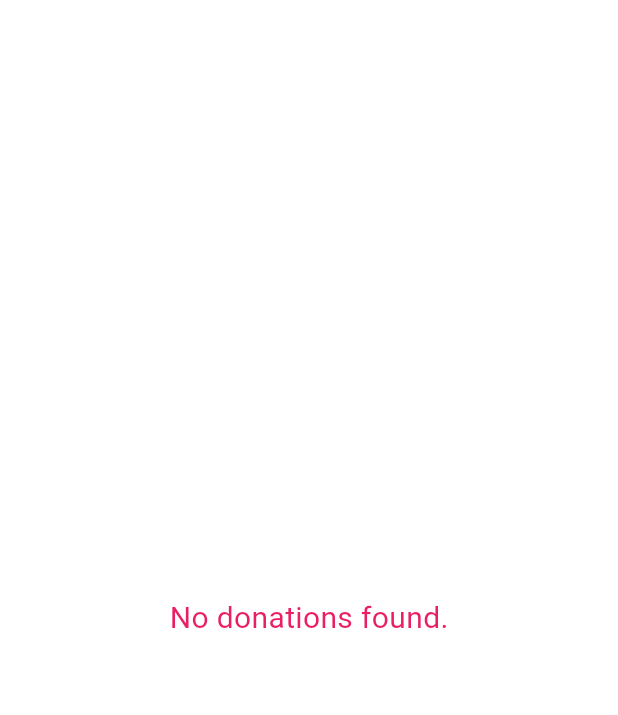
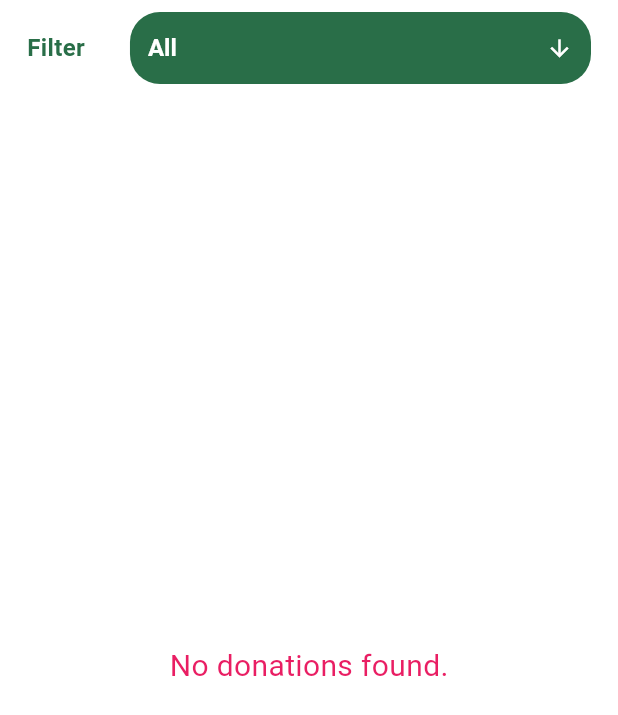
Before and after one commit to ICS-CMSC-23/project-Vivekjeet, a Flutter app: the DonorDonations screen opened directly, on a phone screen of 412 x 824 dp. Shown: the top 715 px of the screen. Run offline on Flutter 3.47's test engine with Material 3 defaults, Android fonts, the phone set to English and light mode, and no system bars; our stand-ins replace cloud_firestore, email_validator, firebase_auth, firebase_core, firebase_storage, google_nav_bar and 5 more; missing offline and left inert: flutter_barcode_scanner, telephony; accounts and stored records are empty.

Commit message:
feat: added filtering

```diff
--- a/project/lib/screens/donor/donor_donations.dart
+++ b/project/lib/screens/donor/donor_donations.dart
@@ -1,125 +1,3 @@
-// import 'package:flutter/material.dart';
-// import 'package:project/providers/donation_provider.dart';
-// import 'package:provider/provider.dart';
-// import 'package:firebase_auth/firebase_auth.dart';
-// import 'package:cloud_firestore/cloud_firestore.dart';
-// import 'package:intl/intl.dart';
-// import '../constants.dart';
-// import '../../providers/user_provider.dart';
-
-// class DonorDonations extends StatefulWidget {
-//   const DonorDonations({super.key});
-//   @override
-//   _DonorDonationsState createState() => _DonorDonationsState();
-// }
-
-// class _DonorDonationsState extends State<DonorDonations> {
-//   @override
-//   void initState() {
-//     super.initState();
-//     final donorId = FirebaseAuth.instance.currentUser?.uid;
-//     if (donorId != null) {
-//       Provider.of<DonationsProvider>(context, listen: false).fetchDonationsByDonor(donorId);
-//     }
-//   }
-
-//   @override
-//   Widget build(BuildContext context) {
-//     return Scaffold(
-//       backgroundColor: Colors.white,
-//       body: Center(
-//         child: Column(
-//           mainAxisAlignment: MainAxisAlignment.start,
-//           children: <Widget>[
-//             Expanded(
-//               child: listDonations(context),
-//             ),
-//           ],
-//         ),
-//       ),
-//     );
-//   }
-// }
-
-// Widget listDonations(BuildContext context) {
-//   Stream<QuerySnapshot> donationsStream =
-//       context.watch<DonationsProvider>().donorDonations;
-
-//   return StreamBuilder<QuerySnapshot>(
-//     stream: donationsStream,
-//     builder: (BuildContext context, AsyncSnapshot<QuerySnapshot> snapshot) {
-//       if (snapshot.hasError) {
-//         return Center(
-//           child: Text("Error encountered! ${snapshot.error}"),
-//         );
-//       }
-//       if (snapshot.connectionState == ConnectionState.waiting) {
-//         return const Center(
-//           child: CircularProgressIndicator(),
-//         );
-//       }
-//       if (!snapshot.hasData || snapshot.data!.docs.isEmpty) {
-//         return const Column(
-//           mainAxisAlignment: MainAxisAlignment.center,
-//           crossAxisAlignment: CrossAxisAlignment.center,
-//           children: [
-//             Text('No donations found.',
-//                 style: TextStyle(fontSize: 20, color: Colors.pink)),
-//           ],
-//         );
-//       } else {
-//         return ListView.builder(
-//           itemCount: snapshot.data?.docs.length,
-//           physics: const BouncingScrollPhysics(),
-//           itemBuilder: ((context, index) {
-//             Map<String, dynamic> donation = snapshot.data?.docs[index].data() as Map<String, dynamic>;
-//             return Container(
-//               padding: const EdgeInsets.symmetric(horizontal: 12, vertical: 8),
-//               key: Key(snapshot.data!.docs[index].id),
-//               child: ListTile(
-//                 leading: const Icon(
-//                   Icons.volunteer_activism,
-//                   color: Colors.black54,
-//                   size: 50,
-//                 ),
-//                 title: Text(
-//                   donation['categories'].join(', '),
-//                   style: const TextStyle(
-//                     color: Colors.white,
-//                     fontSize: 16,
-//                     fontWeight: FontWeight.bold,
-//                   ),
-//                 ),
-//                 subtitle: Column(
-//                   crossAxisAlignment: CrossAxisAlignment.start,
-//                   children: [
-//                     // Text('Donation to: ${orgName}'),
-//                     Text('Status: ${donation['status']}'),
-//                     Text('Pickup: ${donation['isPickup'] ? 'Yes' : 'No'}'),
-//                     Text('Weight: ${donation['weightValue']} ${donation['weightUnit']}'),
-//                     Text('Scheduled: ${DateFormat('yyyy-MM-dd hh:mm a').format((donation['schedule'] as Timestamp).toDate())}'),
-//                     if (donation['addresses'] != null) Text('Addresses: ${donation['addresses'].join(', ')}'),
-//                     if (donation['contactNumber'] != null) Text('Contact Number: ${donation['contactNumber']}'),
-//                   ],
-//                 ),
-//                 tileColor: Constants.primaryColor.withOpacity(0.6),
-//                 shape: RoundedRectangleBorder(
-//                   borderRadius: BorderRadius.circular(20),
-//                 ),
-//                 onTap: () {
-//                   // Actions when tapped, maybe view detailed page
-//                 },
-//               ),
-//             );
-//           }),
-//         );
-//       }
-//     },
-//   );
-// }
-
-// ignore_for_file: prefer_const_constructors
-
 import 'package:flutter/material.dart';
 import 'package:project/providers/donation_provider.dart';
 import 'package:provider/provider.dart';
@@ -138,6 +16,17 @@ class DonorDonations extends StatefulWidget {
 }
 
 class _DonorDonationsState extends State<DonorDonations> {
+  final List<String> _statuses = [
+    "All",
+    "Completed",
+    "Pending",
+    "Scheduled for Pick-up",
+    "Confirmed",
+    "Cancelled"
+  ];
+  List<bool> _selectedStatus = [true, false, false, false, false, false];
+  String _currentStatus = "All";
+
   @override
   void initState() {
     super.initState();
@@ -148,6 +37,12 @@ class _DonorDonationsState extends State<DonorDonations> {
     }
   }
 
+  void _updateSelectedStatus(String selectedStatus) {
+    setState(() {
+      _currentStatus = selectedStatus ?? "All";
+    });
+  }
+
   @override
   Widget build(BuildContext context) {
     return Scaffold(
@@ -156,8 +51,60 @@ class _DonorDonationsState extends State<DonorDonations> {
         child: Column(
           mainAxisAlignment: MainAxisAlignment.start,
           children: <Widget>[
+            Padding(
+              padding: const EdgeInsets.all(8.0),
+              child: Row(
+                mainAxisAlignment: MainAxisAlignment.spaceBetween,
+                children: [
+                  SizedBox(width: 10),
+                  Text(
+                    "Filter",
+                    style: TextStyle(
+                        fontSize: 16,
+                        fontWeight: FontWeight.bold,
+                        color: Constants.primaryColor),
+                  ),
+                  SizedBox(width: 30),
                   Expanded(
-              child: listDonations(context),
+                    child: Container(
+                      padding: EdgeInsets.symmetric(horizontal: 12),
+                      decoration: BoxDecoration(
+                        color: Constants.primaryColor,
+                        borderRadius: BorderRadius.circular(20),
+                      ),
+                      child: DropdownButtonHideUnderline(
+                        child: DropdownButton<String>(
+                          value: _currentStatus,
+                          icon: Icon(Icons.arrow_downward, color: Colors.white),
+                          iconSize: 18,
+                          elevation: 10,
+                          dropdownColor: Constants.primaryColor,
+                          borderRadius: BorderRadius.circular(20),
+                          style: TextStyle(color: Colors.white),
+                          onChanged: (String? newValue) {
+                            _updateSelectedStatus(newValue!);
+                          },
+                          items: _statuses
+                              .map<DropdownMenuItem<String>>((String status) {
+                            return DropdownMenuItem<String>(
+                              value: status,
+                              child: Text(status,
+                                  style: TextStyle(
+                                      color: Colors.white,
+                                      fontSize: 16,
+                                      fontWeight: FontWeight.bold)),
+                            );
+                          }).toList(),
+                        ),
+                      ),
+                    ),
+                  ),
+                  SizedBox(width: 10),
+                ],
+              ),
+            ),
+            Expanded(
+              child: listDonations(context, _currentStatus),
             ),
           ],
         ),
@@ -166,7 +113,7 @@ class _DonorDonationsState extends State<DonorDonations> {
   }
 }
 
-Widget listDonations(BuildContext context) {
+Widget listDonations(BuildContext context, String status) {
   Stream<QuerySnapshot> donationsStream =
       context.watch<DonationsProvider>().donorDonations;
 
@@ -175,6 +122,20 @@ Widget listDonations(BuildContext context) {
     'Clothes': Icon(Icons.checkroom, color: Constants.iconColor),
     'Cash': Icon(Icons.attach_money, color: Constants.iconColor),
     'Necessities': Icon(Icons.shopping_cart, color: Constants.iconColor),
+  };
+
+  final Map<String, Color> _colors = {
+    'Pending': Color(0xfff4a261).withOpacity(0.9),
+    'Confirmed': Color(0xff1d3557).withOpacity(0.8),
+    'Scheduled for Pick-up': Color(0xffe9c46a).withOpacity(1),
+    'Completed': Constants.primaryColor.withOpacity(0.8),
+    'Cancelled': Color(0xffe63946).withOpacity(0.8),
+
+    // 'Pending': Color(0xfff4a261),
+    // 'Confirmed': Color(0xff1d3557),
+    // 'Scheduled for Pick-up': Color(0xffe9c46a),
+    // 'Completed': Constants.primaryColor,
+    // 'Cancelled': Color(0xffe63946),
   };
 
   return StreamBuilder<QuerySnapshot>(
@@ -200,11 +161,18 @@ Widget listDonations(BuildContext context) {
           ],
         );
       } else {
+        final filteredDonations = snapshot.data!.docs.where((doc) {
+          if (status == "All") {
+            return true;
+          }
+          return (doc.data() as Map<String, dynamic>)['status'] == status;
+        }).toList();
         return ListView.builder(
-          itemCount: snapshot.data?.docs.length,
+          itemCount: filteredDonations.length,
           physics: const BouncingScrollPhysics(),
           itemBuilder: ((context, index) {
-            Map<String, dynamic> donation = snapshot.data?.docs[index].data() as Map<String, dynamic>;
+            Map<String, dynamic> donation =
+                filteredDonations[index].data() as Map<String, dynamic>;
             bool _isCancelDisabled = false;
 
             if (donation['status'] == 'Confirmed' ||
@@ -213,7 +181,7 @@ Widget listDonations(BuildContext context) {
                 donation['status'] == 'Cancelled') _isCancelDisabled = true;
             return Container(
               padding: const EdgeInsets.symmetric(horizontal: 12, vertical: 8),
-              key: Key(snapshot.data!.docs[index].id),
+              key: Key(filteredDonations[index].id),
               child: ListTile(
                 leading: const Icon(
                   Icons.volunteer_activism,
@@ -222,7 +190,8 @@ Widget listDonations(BuildContext context) {
                 ),
                 title: FutureBuilder<DocumentSnapshot>(
                   future: (donation['organization'] as DocumentReference).get(),
-                  builder: (BuildContext context, AsyncSnapshot<DocumentSnapshot> snapshot) {
+                  builder: (BuildContext context,
+                      AsyncSnapshot<DocumentSnapshot> snapshot) {
                     if (snapshot.connectionState == ConnectionState.waiting) {
                       return Text("Loading organization details...",
                           style: TextStyle(
@@ -232,7 +201,8 @@ Widget listDonations(BuildContext context) {
                           ));
                     }
                     if (snapshot.hasData && snapshot.data!.exists) {
-                      Map<String, dynamic> data = snapshot.data!.data() as Map<String, dynamic>;
+                      Map<String, dynamic> data =
+                          snapshot.data!.data() as Map<String, dynamic>;
                       String organizationName = data['name'];
                       return Text(
                         "Donation to: $organizationName",
@@ -258,7 +228,28 @@ Widget listDonations(BuildContext context) {
                   crossAxisAlignment: CrossAxisAlignment.start,
                   children: [
                     Text(donation['categories'].join(', ')),
-                    Text('Status: ${donation['status']}'),
+                    Row(
+                      mainAxisAlignment: MainAxisAlignment.start,
+                      crossAxisAlignment: CrossAxisAlignment.start,
+                      children: [
+                        Text('Status:  '),
+                        Container(
+                          child: Text('${donation['status']}',
+                              style: TextStyle(color: Colors.white)),
+                          padding: EdgeInsets.all(5),
+                          decoration: BoxDecoration(
+                            color: _colors[donation['status']],
+                            borderRadius: BorderRadius.circular(5),
+                          ),
+                          margin: EdgeInsets.only(right: 5),
+                        ),
+                        // Text('${donation['status']}',
+                        //       style: TextStyle(
+                        //           color: _colors[donation['status']])),
+                      ],
+                    ),
+                    // Text('Status: ${donation['status']}',
+                    //     style: TextStyle(color: _colors[donation['status']])),
                     // Text('Pickup: ${donation['isPickup'] ? 'Yes' : 'No'}'),
                     // Text(
                     //     'Weight: ${donation['weightValue']} ${donation['weightUnit']}'),
@@ -270,6 +261,7 @@ Widget listDonations(BuildContext context) {
                     //   Text('Contact Number: ${donation['contactNumber']}'),
                   ],
                 ),
+                // tileColor: _colors[donation['status']],
                 tileColor: Constants.primaryColor.withOpacity(0.6),
                 shape: RoundedRectangleBorder(
                   borderRadius: BorderRadius.circular(20),
@@ -301,18 +293,27 @@ Widget listDonations(BuildContext context) {
                                   crossAxisAlignment: CrossAxisAlignment.start,
                                   children: [
                                     FutureBuilder<DocumentSnapshot>(
-                                      future: (donation['organization'] as DocumentReference).get(),
-                                      builder: (BuildContext context, AsyncSnapshot<DocumentSnapshot> snapshot) {
-                                          if (snapshot.hasData && snapshot.data!.exists) {
-                                              Map<String, dynamic> data = snapshot.data!.data() as Map<String, dynamic>;
-                                              String organizationName = data['name'];
+                                      future: (donation['organization']
+                                              as DocumentReference)
+                                          .get(),
+                                      builder: (BuildContext context,
+                                          AsyncSnapshot<DocumentSnapshot>
+                                              snapshot) {
+                                        if (snapshot.hasData &&
+                                            snapshot.data!.exists) {
+                                          Map<String, dynamic> data =
+                                              snapshot.data!.data()
+                                                  as Map<String, dynamic>;
+                                          String organizationName =
+                                              data['name'];
                                           return Text(organizationName,
                                               style: TextStyle(
                                                 fontSize: 24,
                                                 fontWeight: FontWeight.bold,
                                               ));
                                         } else {
-                                              return Text("Organization details unavailable",
+                                          return Text(
+                                              "Organization details unavailable",
                                               style: TextStyle(
                                                 fontSize: 24,
                                                 fontWeight: FontWeight.bold,
@@ -380,7 +381,6 @@ Widget listDonations(BuildContext context) {
                                       ],
                                     ),
                                     SizedBox(height: 20),
-
                                     Row(
                                       children: [
                                         Expanded(
@@ -546,7 +546,6 @@ Widget listDonations(BuildContext context) {
                                             context, donation['donationId']),
                                         SizedBox(height: 30),
                                       ]),
-
                                     SizedBox(height: 20),
                                     if (donation['status'] == 'Completed' &&
                                         donation['proofs'].isNotEmpty)
@@ -577,6 +576,13 @@ Widget listDonations(BuildContext context) {
                                           MainAxisAlignment.spaceEvenly,
                                       children: [
                                         ElevatedButton(
+                                          style: ElevatedButton.styleFrom(
+                                            backgroundColor: _colors['Cancelled'], // Green red color
+                                            shape: RoundedRectangleBorder(
+                                              borderRadius:
+                                                  BorderRadius.circular(30.0),
+                                            ),
+                                          ),
                                           onPressed: _isCancelDisabled
                                               ? null
                                               : () {
@@ -633,14 +639,28 @@ Widget listDonations(BuildContext context) {
                                                     },
                                                   );
                                                 },
-                                          child: Text('Cancel Donate'),
+                                          child: Text('Cancel Donate', style: TextStyle(color: Colors.white, fontSize: 16)),
                                         ),
                                         ElevatedButton(
+                                          style: ElevatedButton.styleFrom(
+                                            backgroundColor: const Color(
+                                                0xff296e48), // Green color
+                                            shape: RoundedRectangleBorder(
+                                              borderRadius:
+                                                  BorderRadius.circular(30.0),
+                                            ),
+                                          ),
                                           onPressed: () {
                                             Navigator.pop(context);
                                           },
-                                          child: Text('Back'),
+                                          child: const Text(
+                                            'Back',
+                                            style: TextStyle(
+                                              color: Colors.white,
+                                              fontSize: 16,
                                             ),
+                                          ),
+                                        )
                                       ],
                                     ),
                                   ],
@@ -785,38 +805,46 @@ Widget _buildDonationContactNumber(String contactNumber) {
 }
 
 Widget _buildDonationStatus(String status) {
-  Color statusColor;
+  Map<String, Color> colors = {
+    'Pending': Color(0xfff4a261),
+    'Confirmed': Color(0xff1d3557),
+    'Scheduled for Pick-up': Color(0xffe9c46a),
+    'Completed': Constants.primaryColor,
+    'Cancelled': Color(0xffe63946),
+  };
 
-  switch (status) {
-    case 'Cancelled':
-      statusColor = Colors.red;
-      break;
-    case 'Pending':
-      statusColor = Colors.orange;
-      break;
-    case 'Confirmed':
-      statusColor = Colors.blue;
-      break;
-    case 'Scheduled for Pick-up':
-      statusColor = Colors.purple;
-      break;
-    case 'Completed':
-      statusColor = Constants.primaryColor;
-      break;
-    default:
-      statusColor = Constants.primaryColor;
-  }
+  Color? statusColor = colors[status];
+
+  // switch (status) {
+  //   case 'Cancelled':
+  //     statusColor = Colors.red;
+  //     break;
+  //   case 'Pending':
+  //     statusColor = Colors.orange;
+  //     break;
+  //   case 'Confirmed':
+  //     statusColor = Colors.blue;
+  //     break;
+  //   case 'Scheduled for Pick-up':
+  //     statusColor = Colors.purple;
+  //     break;
+  //   case 'Completed':
+  //     statusColor = Constants.primaryColor;
+  //     break;
+  //   default:
+  //     statusColor = Constants.primaryColor;
+  // }
 
   return Container(
     padding: EdgeInsets.all(8),
     decoration: BoxDecoration(
-      color: statusColor.withOpacity(0.2),
+      color: statusColor,
       borderRadius: BorderRadius.circular(10),
     ),
     child: Text(
       status,
       style: TextStyle(
-        color: statusColor,
+        color: Colors.white,
         fontSize: 16,
       ),
     ),
```
Lines whose indentation alone changed are shown as unchanged.
